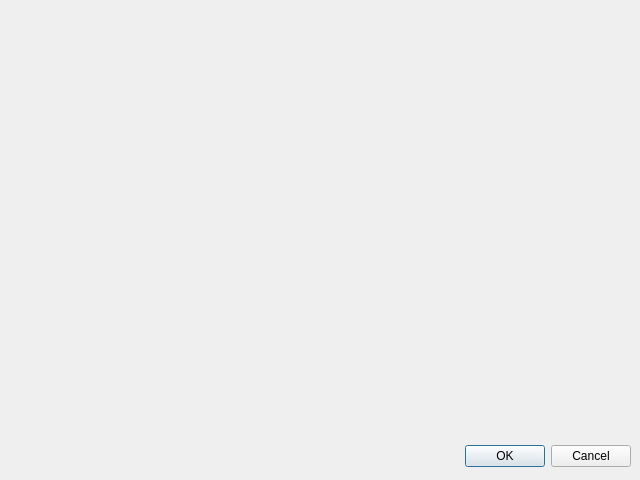
This is qt/configeditdialog.ui in crashmatt/fstl as Qt 5 draws it before an edit. The edited form follows.
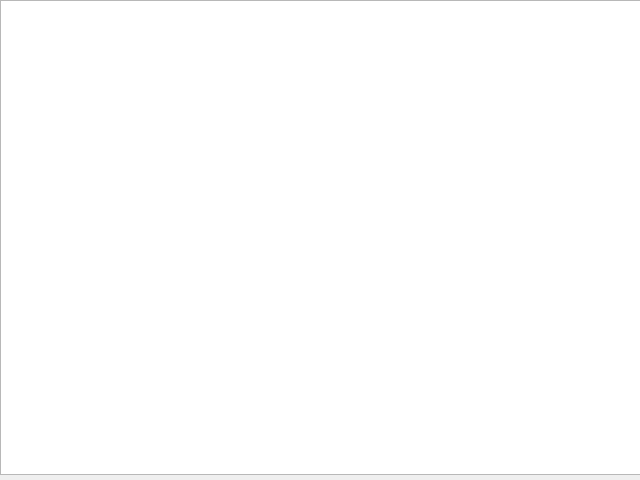
This is the edited form.

Commit message: ConfigEditDialog with initial tree view

The edit to the form file:
```diff
--- a/qt/configeditdialog.ui
+++ b/qt/configeditdialog.ui
@@ -13,32 +13,74 @@
   <property name="windowTitle">
    <string>Dialog</string>
   </property>
-  <widget class="QDialogButtonBox" name="buttonBox">
-   <property name="geometry">
-    <rect>
-     <x>10</x>
-     <y>440</y>
-     <width>621</width>
-     <height>32</height>
-    </rect>
-   </property>
-   <property name="orientation">
-    <enum>Qt::Horizontal</enum>
-   </property>
-   <property name="standardButtons">
-    <set>QDialogButtonBox::Cancel|QDialogButtonBox::Ok</set>
-   </property>
-  </widget>
   <widget class="QWidget" name="verticalLayoutWidget">
    <property name="geometry">
     <rect>
      <x>0</x>
      <y>0</y>
      <width>641</width>
-     <height>491</height>
+     <height>481</height>
     </rect>
    </property>
-   <layout class="QVBoxLayout" name="verticalLayout" stretch=""/>
+   <layout class="QVBoxLayout" name="verticalLayout" stretch="1,1">
+    <item>
+     <layout class="QHBoxLayout" name="horizontalLayout" stretch="1">
+      <property name="sizeConstraint">
+       <enum>QLayout::SetMaximumSize</enum>
+      </property>
+      <item>
+       <widget class="QTreeWidget" name="radiosTreeWidget">
+        <property name="sizePolicy">
+         <sizepolicy hsizetype="Expanding" vsizetype="Expanding">
+          <horstretch>1</horstretch>
+          <verstretch>1</verstretch>
+         </sizepolicy>
+        </property>
+        <property name="headerHidden">
+         <bool>true</bool>
+        </property>
+        <property name="columnCount">
+         <number>3</number>
+        </property>
+        <attribute name="headerVisible">
+         <bool>false</bool>
+        </attribute>
+        <attribute name="headerDefaultSectionSize">
+         <number>250</number>
+        </attribute>
+        <column>
+         <property name="text">
+          <string>Radios</string>
+         </property>
+        </column>
+        <column>
+         <property name="text">
+          <string notr="true">2</string>
+         </property>
+        </column>
+        <column>
+         <property name="text">
+          <string notr="true">3</string>
+         </property>
+        </column>
+       </widget>
+      </item>
+     </layout>
+    </item>
+    <item>
+     <widget class="QDialogButtonBox" name="buttonBox">
+      <property name="orientation">
+       <enum>Qt::Horizontal</enum>
+      </property>
+      <property name="standardButtons">
+       <set>QDialogButtonBox::NoButton</set>
+      </property>
+      <property name="centerButtons">
+       <bool>true</bool>
+      </property>
+     </widget>
+    </item>
+   </layout>
   </widget>
  </widget>
  <resources/>
```
The commit also changes 4 other files.
